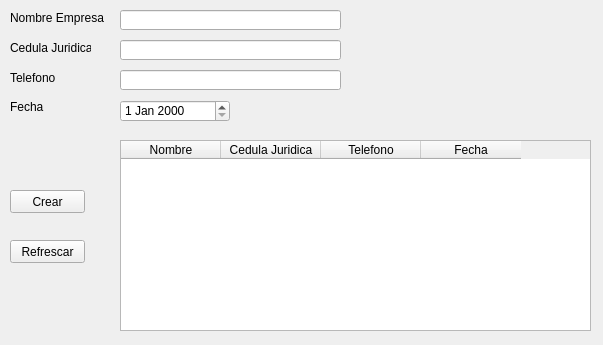
This is Proyecto P2/UI/distribuidor.ui in piedrachin/proyecto as Qt 5 draws it before an edit. The edited form follows.
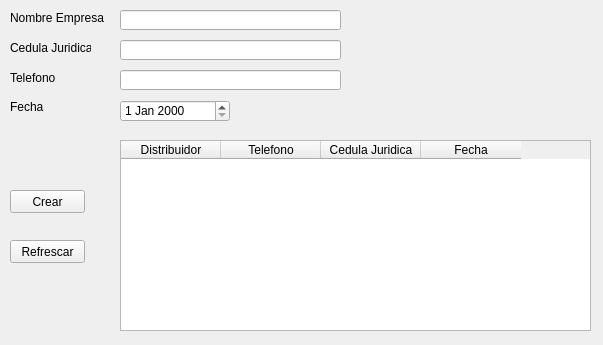
This is the edited form.

Diff of the .ui file:
```diff
--- a/Proyecto P2/UI/distribuidor.ui
+++ b/Proyecto P2/UI/distribuidor.ui
@@ -106,12 +106,7 @@
    </property>
    <column>
     <property name="text">
-     <string>Nombre</string>
-    </property>
-   </column>
-   <column>
-    <property name="text">
-     <string>Cedula Juridica</string>
+     <string>Distribuidor</string>
     </property>
    </column>
    <column>
@@ -119,6 +114,11 @@
      <string>Telefono</string>
     </property>
    </column>
+   <column>
+    <property name="text">
+     <string>Cedula Juridica</string>
+    </property>
+   </column>
    <column>
     <property name="text">
      <string>Fecha</string>
```
